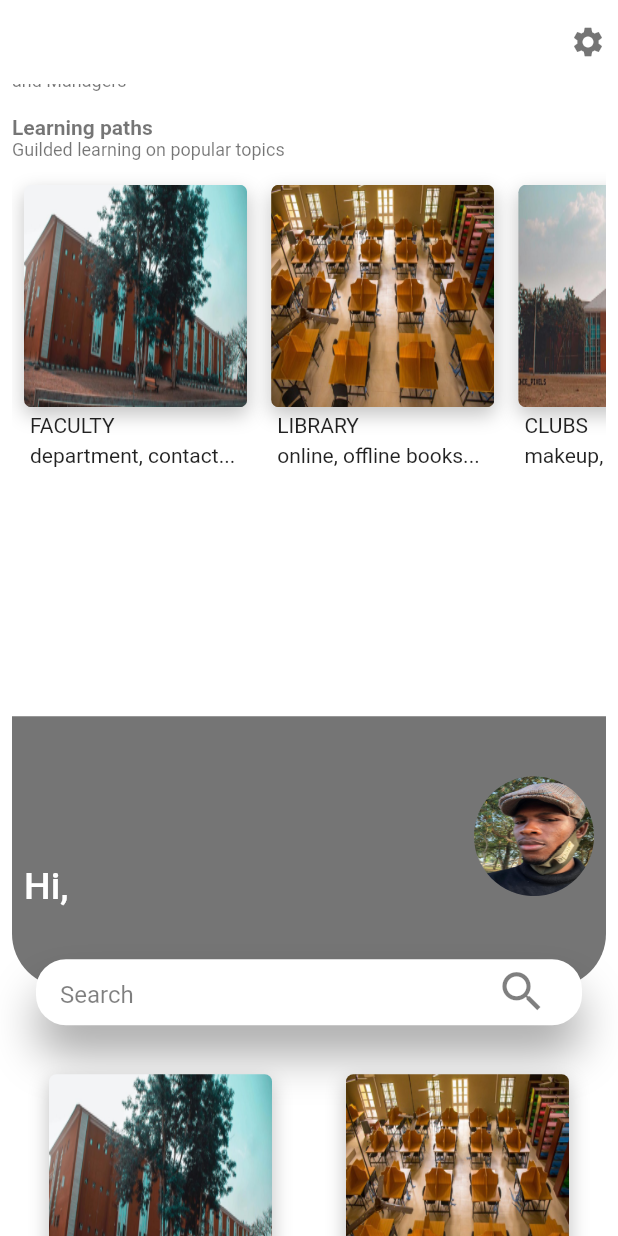
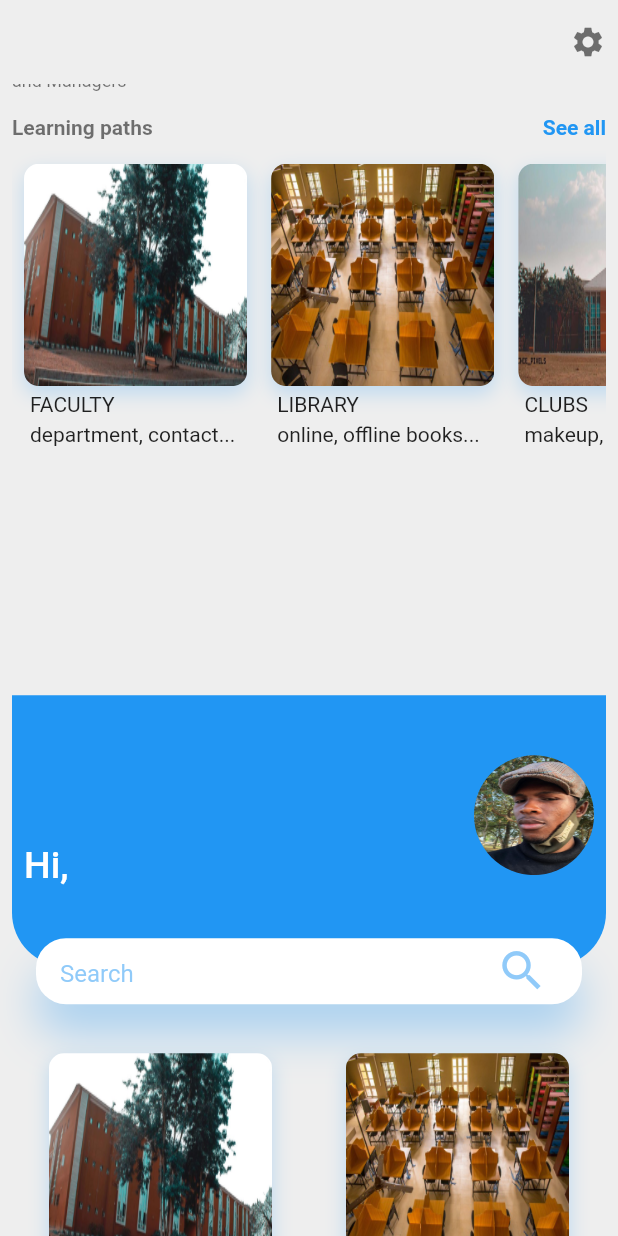
Before and after one commit to Asfemi/academiaprototype, a Flutter app: the screen it shows after launch, scrolled down 576 dp, on a phone screen of 412 x 824 dp. Run offline on Flutter 3.47's test engine with Material 2 defaults, Android fonts, the phone set to English and light mode, and no system bars; our stand-ins replace line_icons; missing offline and left inert: scroll_navigation.

Commit message:
minor add ons

```diff
--- a/lib/Components/home_box.dart
+++ b/lib/Components/home_box.dart
@@ -1,4 +1,3 @@
-
 import 'package:academiaprototype/constants.dart';
 import 'package:flutter/material.dart';
 //import 'package:google_fonts/google_fonts.dart';
@@ -22,9 +21,9 @@ class HomeBox extends StatelessWidget {
 
   @override
   Widget build(BuildContext context) {
- Size size = MediaQuery.of(context).size;
+    Size size = MediaQuery.of(context).size;
 
-      return Container(
+    return Container(
       padding: EdgeInsets.all(kMinMediumPadding),
       width: size.width * 0.40,
       //margin: EdgeInsets.all(kDefaultPadding),
@@ -41,7 +40,7 @@ class HomeBox extends StatelessWidget {
                   fit: BoxFit.fill,
                 ),
                 borderRadius: BorderRadius.all(
-                  Radius.circular(5),
+                  Radius.circular(10),
                 ),
 //                border: Border.all(
 //                  color: kPrimaryColor,
@@ -64,7 +63,7 @@ class HomeBox extends StatelessWidget {
             alignment: Alignment.topLeft,
             child: Padding(
               padding:
-              const EdgeInsets.only(top: kMinPadding, left: kMinPadding),
+                  const EdgeInsets.only(top: kMinPadding, left: kMinPadding),
               child: Text(
                 text.toUpperCase(),
                 //todo: fkx thks
@@ -80,7 +79,7 @@ class HomeBox extends StatelessWidget {
             alignment: Alignment.topLeft,
             child: Padding(
               padding:
-              const EdgeInsets.only(top: kMinPadding, left: kMinPadding),
+                  const EdgeInsets.only(top: kMinPadding, left: kMinPadding),
               child: Text(
                 text2.toLowerCase(),
                 //todo:  fkx thks
--- a/lib/Components/home_widget.dart
+++ b/lib/Components/home_widget.dart
@@ -88,7 +88,7 @@ class _Home_WidgetState extends State<Home_Widget> {
             ),
           ),
           Positioned(
-            top: size.shortestSide * 0.820,
+            top: size.shortestSide * 0.828,
             left: 10,
             child: Container(
               constraints: BoxConstraints.tightFor(
@@ -105,7 +105,7 @@ class _Home_WidgetState extends State<Home_Widget> {
             ),
           ),
           Positioned(
-            top: size.shortestSide * 0.85,
+            top: size.shortestSide * 0.854,
             right: 5,
             child: FlatButton(
               onPressed: () {},
--- a/lib/Screens/Home.dart
+++ b/lib/Screens/Home.dart
@@ -16,9 +16,9 @@ class _HomeScreenState extends State<HomeScreen> {
     Size size = MediaQuery.of(context).size;
     return SafeArea(
       child: Scaffold(
-        backgroundColor: Colors.white,
+        backgroundColor: Colors.grey.shade200,
         appBar: AppBar(
-          backgroundColor: Colors.white,
+          backgroundColor: Colors.grey.shade200,
           elevation: 0,
           actions: [
             Padding(
@@ -40,7 +40,7 @@ class _HomeScreenState extends State<HomeScreen> {
                 Text(
                   'Home',
                   style: TextStyle(
-                    color: Colors.black54,
+                    color: kPrimaryColor,
                     fontSize: 40,
                   ),
                 ),
@@ -79,7 +79,7 @@ class _HomeScreenState extends State<HomeScreen> {
                                 Text(
                                   'Free Blink of the Day',
                                   style: TextStyle(
-                                    color: kPrimaryColor,
+                                    color: kPrimaryTextColor,
                                     fontSize: 19,
                                     fontWeight: FontWeight.bold,
                                   ),
@@ -87,7 +87,7 @@ class _HomeScreenState extends State<HomeScreen> {
                                 Text(
                                   'selected by our curators',
                                   style: TextStyle(
-                                    color: kPrimaryColor,
+                                    color: kPrimaryTextColor,
                                     fontSize: 12,
                                     fontWeight: FontWeight.normal,
                                   ),
@@ -96,7 +96,7 @@ class _HomeScreenState extends State<HomeScreen> {
                             ),
                             Icon(
                               Icons.notifications_outlined,
-                              color: kPrimaryColor,
+                              color: kPrimaryTextColor,
                             ),
                           ],
                         ),
@@ -115,7 +115,7 @@ class _HomeScreenState extends State<HomeScreen> {
                                 Text(
                                   'Work together any where',
                                   style: TextStyle(
-                                    color: kPrimaryColor,
+                                    color: kPrimaryTextColor,
                                     fontSize: 14,
                                     fontWeight: FontWeight.bold,
                                   ),
@@ -123,7 +123,7 @@ class _HomeScreenState extends State<HomeScreen> {
                                 Text(
                                   'Mr Sam and Prof Ay',
                                   style: TextStyle(
-                                    color: kPrimaryColor,
+                                    color: kPrimaryTextColor,
                                     fontSize: 12,
                                     fontWeight: FontWeight.normal,
                                   ),
@@ -132,7 +132,7 @@ class _HomeScreenState extends State<HomeScreen> {
                             ),
                             Icon(
                               Icons.share_outlined,
-                              color: kPrimaryColor,
+                              color: kPrimaryTextColor,
                             ),
                           ],
                         ),
@@ -140,7 +140,7 @@ class _HomeScreenState extends State<HomeScreen> {
                       Text(
                         'A handBook on working Remotely - successfully - for Indiviuals, Teams and Managers',
                         style: TextStyle(
-                          color: kPrimaryColor,
+                          color: kPrimaryTextColor,
                           fontSize: 12,
                           fontWeight: FontWeight.normal,
                         ),
@@ -148,14 +148,29 @@ class _HomeScreenState extends State<HomeScreen> {
                     ],
                   ),
                 ),
-                Text(
-                  'Learning paths',
-                  style: kHeadingText2,
+                Row(
+                  mainAxisAlignment: MainAxisAlignment.spaceBetween,
+                  children: [
+                    Text(
+                      'Learning paths',
+                      //other texts like discover skills, bla bla bla
+                      style: kHeadingText2,
+                    ),
+                    Text(
+                      'See all',
+                      //other texts like discover skills, bla bla bla
+                      style: TextStyle(
+                        color: kPrimaryColor,
+                        fontSize: 14,
+                        fontWeight: FontWeight.bold,
+                      ),
+                    ),
+                  ],
                 ),
-                Text(
-                  'Guilded learning on popular topics',
-                  style: kHeadingText3,
-                ),
+//                Text(
+//                  'Guilded learning on popular topics',
+//                  style: kHeadingText3,
+//                ),
                 SingleChildScrollView(
                   padding: EdgeInsets.all(0),
                   scrollDirection: Axis.horizontal,
--- a/lib/constants.dart
+++ b/lib/constants.dart
@@ -1,6 +1,7 @@
 import 'package:flutter/material.dart';
 
-const kPrimaryColor = Colors.black54;
+const kPrimaryColor = Colors.blue;
+const kPrimaryTextColor = Colors.black54;
 const kBackGroundColor = Colors.white;
 
 const kMinMinPadding = 2.0;
@@ -13,19 +14,19 @@ const kMaxPadding = 14.0;
 const kMaxMaxPadding = 16.0;
 
 const kHeadingText1 = TextStyle(
-  color: kPrimaryColor,
+  color: kPrimaryTextColor,
   fontSize: 19,
   fontWeight: FontWeight.bold,
 );
 
 const kHeadingText2 = TextStyle(
-  color: kPrimaryColor,
+  color: kPrimaryTextColor,
   fontSize: 14,
   fontWeight: FontWeight.bold,
 );
 
 const kHeadingText3 = TextStyle(
-  color: kPrimaryColor,
+  color: kPrimaryTextColor,
   fontSize: 12,
   fontWeight: FontWeight.normal,
 );
--- a/lib/main.dart
+++ b/lib/main.dart
@@ -1,4 +1,9 @@
+import 'package:academiaprototype/Screens/Articles/articlesHome_Screen.dart';
+import 'package:academiaprototype/Screens/Articles/articles_Screen.dart';
+import 'package:academiaprototype/Screens/Clubs/clubs_Screen.dart';
 import 'package:academiaprototype/Screens/Home.dart';
+import 'package:academiaprototype/Screens/Library/library_Screen.dart';
+import 'package:academiaprototype/Screens/sports_Screen.dart';
 import 'package:flutter/material.dart';
 
 void main() {
@@ -16,6 +21,11 @@ class MyApp extends StatelessWidget {
         initialRoute: HomeScreen.id,
         routes: {
           HomeScreen.id: (context) => HomeScreen(),
+          ArticlesHomeScreen.id: (context) => ArticlesHomeScreen(),
+          ArticlesScreen.id: (context) => ArticlesScreen(),
+          SportsScreen.id: (context) => SportsScreen(),
+          ClubsScreen.id: (context) => ClubsScreen(),
+          LibraryScreen.id: (context) => LibraryScreen(),
         });
   }
 }
```
Also changed, not shown: assets/fbms.jpg, assets/fol.jpg.
